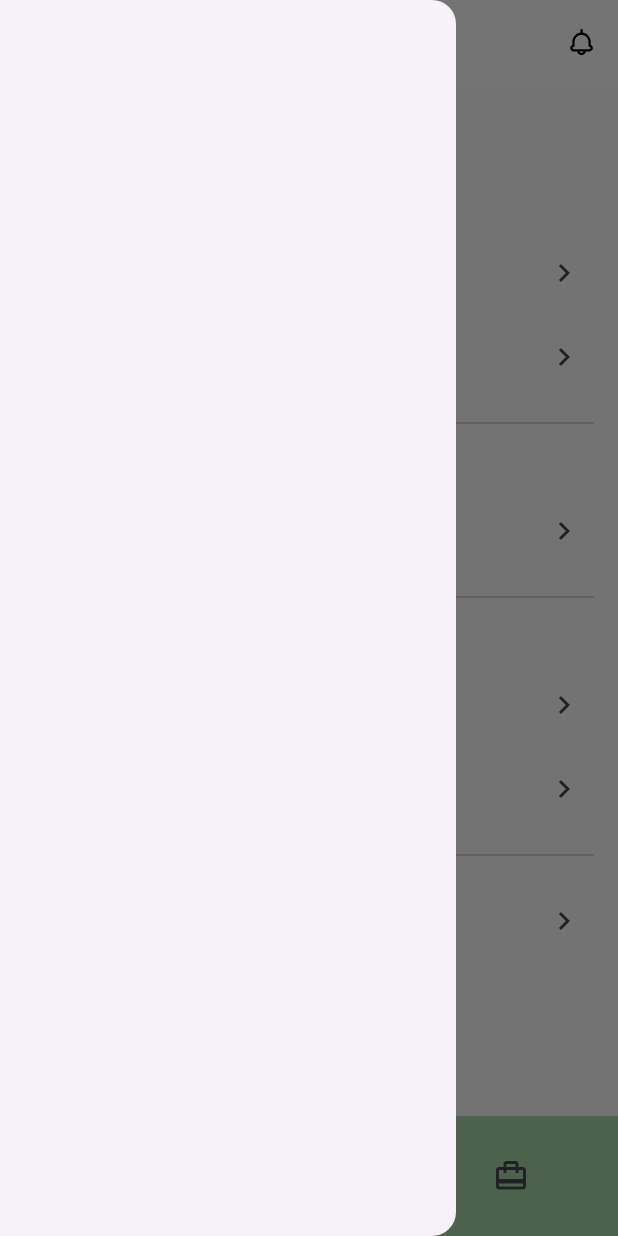
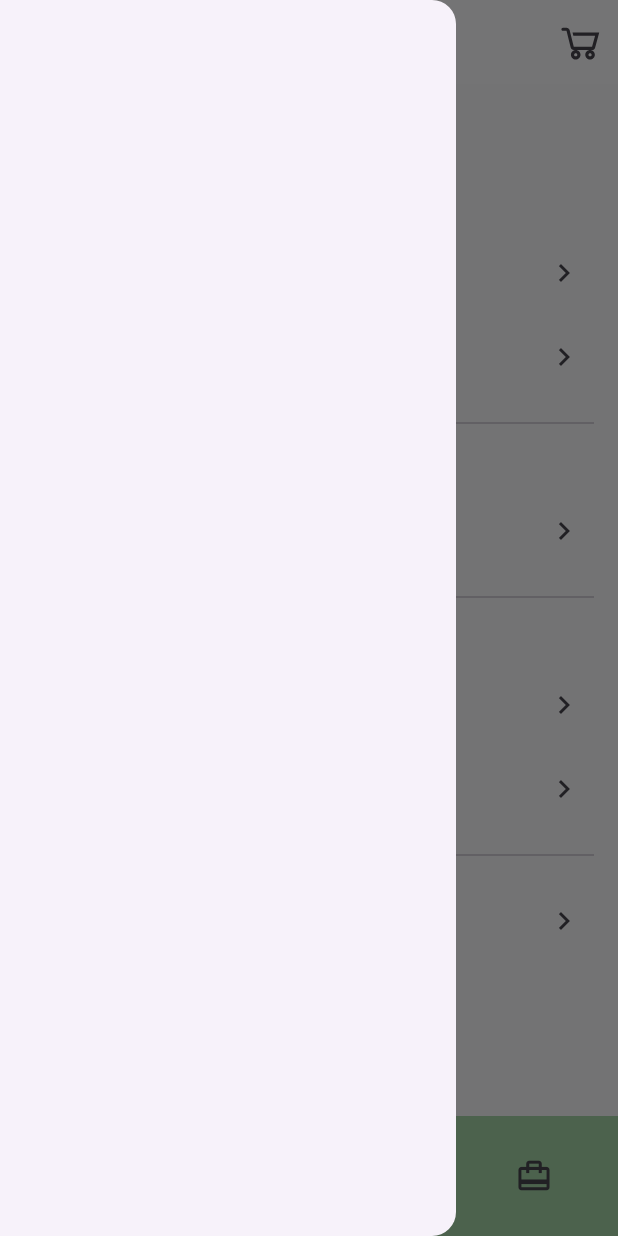
Before and after one commit to milad-ghs/my_flutter_store, a Flutter app: the screen it shows after launch, item 2 of the bottom bar chosen, in the side drawer, after a tap on the "home" icon, on a phone screen of 412 x 824 dp. Run offline on Flutter 3.47's test engine with Material 3 defaults, Android fonts, the light colour scheme and no system bars; our stand-ins replace cached_network_image, dio, flutter_svg, google_fonts, line_awesome_flutter, loading_animation_widget and 2 more; missing offline and left inert: delayed_widget; network calls fail.

Commit message:
your commit message

```diff
--- a/lib/main.dart
+++ b/lib/main.dart
@@ -6,7 +6,6 @@ import 'package:store/providers/item_count_provider.dart';
 import 'package:store/providers/product_data_provider.dart';
 import 'package:store/providers/title_provider.dart';
 import 'package:store/screens/intro/splash_screen.dart';
-import 'package:store/screens/main_wrapper.dart';
 
 void main() {
   runApp(const MyApp());
--- a/lib/providers/product_data_provider.dart
+++ b/lib/providers/product_data_provider.dart
@@ -1,11 +1,13 @@
-import 'package:flutter/cupertino.dart';
+import 'package:dio/dio.dart';
 import 'package:store/network/api_provider.dart';
 import 'package:store/network/response_model.dart';
 import '../models/product_model.dart';
+import 'package:flutter/foundation.dart';
+
 
 class ProductDataProvider extends ChangeNotifier {
   ApiProvider apiProvider = ApiProvider();
-  var response;
+  late Response response;
   late ProductsModel dataFuture;
   ResponseModel state = ResponseModel.loading('initial');
 
@@ -30,7 +32,9 @@ class ProductDataProvider extends ChangeNotifier {
       }
       notifyListeners();
     } catch (ex) {
-      print('catch error: $ex');
+      if (kDebugMode) {
+        print('catch error: $ex');
+      }
       state = ResponseModel.error('Please check your connection ');
       notifyListeners();
     }
--- a/lib/screens/bottom_nav.dart
+++ b/lib/screens/bottom_nav.dart
@@ -3,54 +3,39 @@ import 'package:flutter/material.dart';
 import '../core/constant.dart';
 
 class BottomNav extends StatelessWidget {
-  PageController controller;
-  BottomNav({super.key,required this.controller});
+  final PageController controller;
+  const BottomNav({super.key,required this.controller});
 
   @override
   Widget build(BuildContext context) {
     return  BottomAppBar(
       color: secondaryColor,
-      shape: CircularNotchedRectangle(),
-      notchMargin: 8,
+      // shape: CircularNotchedRectangle(),
+      // notchMargin: 8,
       child: SizedBox(
         height:57 ,
+        child: Padding(
+          padding: const EdgeInsets.symmetric(horizontal: defaultPadding),
           child: Row(
             mainAxisAlignment: MainAxisAlignment.spaceBetween,
-          children: [
-            SizedBox(
-              height: 50,
-              width: MediaQuery.of(context).size.width /2 - 16,
-              child: Row(
-                mainAxisAlignment: MainAxisAlignment.spaceEvenly,
             children: [
               IconButton(onPressed: (){
                   controller.animateToPage(0, duration: Duration(milliseconds: 200), curve: Curves.easeInOut);
 
-                  }, icon: Icon(Icons.home)),
+              }, icon: Icon(Icons.home,size: 25)),
               IconButton(onPressed: (){
                 controller.animateToPage(1, duration: Duration(milliseconds: 200), curve: Curves.easeInOut);
-                  }, icon: Icon(Icons.settings)),
-                ],
-              ),
-            ),
-            SizedBox(
-              height: 50,
-              width: MediaQuery.of(context).size.width /2 - 16,
-              child: Row(
-                mainAxisAlignment: MainAxisAlignment.spaceEvenly,
-                children: [
+              }, icon: Icon(Icons.settings,size: 25)),
               IconButton(onPressed: (){
                 controller.animateToPage(2, duration: Duration(milliseconds: 200), curve: Curves.easeInOut);
 
-                  }, icon: Icon(Icons.person)),
+              }, icon: Icon(Icons.person,size: 25)),
               IconButton(onPressed: (){
                 controller.animateToPage(3, duration: Duration(milliseconds: 200), curve: Curves.easeInOut);
-                    print('page 4');
-                  }, icon: Icon(Icons.card_travel)),
+              }, icon: Icon(Icons.card_travel,size: 25)),
+
             ],
           ),
-            )
-          ],
         ),
       ),
     );
--- a/lib/screens/cart_page.dart
+++ b/lib/screens/cart_page.dart
@@ -1,4 +1,5 @@
 import 'package:flutter/material.dart';
+import 'package:line_awesome_flutter/line_awesome_flutter.dart';
 import 'package:lottie/lottie.dart';
 import 'package:provider/provider.dart';
 import 'package:store/core/constant.dart';
@@ -6,7 +7,8 @@ import '../providers/cart_provider.dart';
 import 'package:cached_network_image/cached_network_image.dart';
 
 class CartPage extends StatelessWidget {
-  const CartPage({super.key});
+  final bool showAppBar;
+   const CartPage({super.key,this.showAppBar = false});
 
   @override
   Widget build(BuildContext context) {
@@ -15,6 +17,18 @@ class CartPage extends StatelessWidget {
     final cartKeys = cart.items.keys.toList();
 
     return Scaffold(
+      appBar: showAppBar ?
+          AppBar(
+            title:Text('Cart', style: TextStyle(fontWeight: FontWeight.w400)),
+            centerTitle: true,
+              leading: IconButton(
+                icon: Icon(LineAwesomeIcons.arrow_left_solid),
+                onPressed: () => Navigator.pop(context),
+                // color: Colors.black,
+              )
+
+          )
+          :null,
       body:
           cart.itemCount == 0
               ? Center(
@@ -258,10 +272,7 @@ class CartPage extends StatelessWidget {
                     ),
                   ),
 
-
-
                   /// payment
-
                   Container(
                     padding: const EdgeInsets.all(defaultPadding),
                     decoration: BoxDecoration(
@@ -318,7 +329,7 @@ class CartPage extends StatelessWidget {
                             ),
                           ),
                         ),
-                        SizedBox(height: 12),
+                        // SizedBox(height: 12),
                       ],
                     ),
                   ),
--- a/lib/screens/home_page.dart
+++ b/lib/screens/home_page.dart
@@ -189,9 +189,7 @@ class _HomePageState extends State<HomePage>
                   ],
                 ),
               );
-            default:
-              return Container();
-          }
+            }
         },
       ),
     );
--- a/lib/screens/intro/splash_screen.dart
+++ b/lib/screens/intro/splash_screen.dart
@@ -1,7 +1,6 @@
 import 'package:delayed_widget/delayed_widget.dart';
 import 'package:flutter/material.dart';
 import 'package:loading_animation_widget/loading_animation_widget.dart';
-import 'package:store/screens/home_page.dart';
 
 import '../main_wrapper.dart';
 
@@ -16,7 +15,8 @@ class _SplashScreenState extends State<SplashScreen> {
   @override
   void initState() {
     Future.delayed(Duration(seconds: 6), () {
-      return Navigator.pushReplacement(
+      if (!mounted) return;
+      Navigator.pushReplacement(
         context,
         MaterialPageRoute(builder: (context) => MainWrapper()),
       );
@@ -44,7 +44,10 @@ class _SplashScreenState extends State<SplashScreen> {
               ),
             ),
             SizedBox(height: 50),
-            LoadingAnimationWidget.threeArchedCircle(color: Colors.orangeAccent, size: 50)
+            LoadingAnimationWidget.threeArchedCircle(
+              color: Colors.orangeAccent,
+              size: 50,
+            ),
           ],
         ),
       ),
--- a/lib/screens/main_wrapper.dart
+++ b/lib/screens/main_wrapper.dart
@@ -8,6 +8,7 @@ import 'package:store/screens/profile.dart';
 import 'package:store/screens/setting.dart';
 
 import '../providers/title_provider.dart';
+import '../widgets/cart_icon.dart';
 import 'bottom_nav.dart';
 import 'home_page.dart';
 
@@ -42,18 +43,12 @@ class _MainWrapperState extends State<MainWrapper> {
 
   @override
   Widget build(BuildContext context) {
+
     return Scaffold(
       extendBodyBehindAppBar: true,
       backgroundColor: bgColor,
       drawer: Drawer(),
       key: _scaffoldKey,
-      floatingActionButton: FloatingActionButton(
-        backgroundColor: backgroundColor,
-        shape: CircleBorder(),
-        child: Icon(Icons.store, color: Colors.black54),
-        onPressed: () {},
-      ),
-      floatingActionButtonLocation: FloatingActionButtonLocation.centerDocked,
       appBar: AppBar(
         elevation: 0,
         flexibleSpace: ClipRect(
@@ -77,10 +72,9 @@ class _MainWrapperState extends State<MainWrapper> {
 
         centerTitle: true,
         actions: [
-          IconButton(
-            onPressed: () {},
-            icon: SvgPicture.asset('assets/icons/notification.svg'),
-          ),
+          CartIconWithBadge(onTap: (){
+            pageController.jumpToPage(3);
+          },)
         ],
       ),
       bottomNavigationBar: BottomNav(controller: pageController),
--- a/lib/screens/profile.dart
+++ b/lib/screens/profile.dart
@@ -1,5 +1,4 @@
 import 'package:flutter/material.dart';
-import 'package:flutter_svg/svg.dart';
 import 'package:line_awesome_flutter/line_awesome_flutter.dart';
 
 import '../core/constant.dart';
--- /dev/null
+++ b/lib/widgets/cart_icon.dart
@@ -0,0 +1,44 @@
+import 'package:flutter/material.dart';
+import 'package:provider/provider.dart';
+import 'package:store/core/constant.dart';
+import '../providers/cart_provider.dart';
+import 'package:line_awesome_flutter/line_awesome_flutter.dart';
+
+class CartIconWithBadge extends StatelessWidget {
+  final VoidCallback onTap;
+
+  const CartIconWithBadge({super.key, required this.onTap});
+
+  @override
+  Widget build(BuildContext context) {
+    final cartProvider = Provider.of<CartProvider>(context);
+    final itemCount = cartProvider.itemCount;
+
+    return Stack(
+      children: [
+        IconButton(
+          icon: Icon(LineAwesomeIcons.shopping_cart_solid, size: 34),
+          onPressed: onTap,
+        ),
+        if (itemCount > 0)
+          Positioned(
+            right: 4,
+            top: 4,
+            child: Container(
+              padding: EdgeInsets.all(defaultPadding / 4),
+              decoration: BoxDecoration(
+                color: Colors.red,
+                shape: BoxShape.circle,
+              ),
+              constraints: BoxConstraints(minWidth: 18, minHeight: 18),
+              child: Text(
+                '$itemCount',
+                style: TextStyle(color: Colors.white, fontSize: 12),
+                textAlign: TextAlign.center,
+              ),
+            ),
+          ),
+      ],
+    );
+  }
+}
```
Also changed, not shown: lib/screens/details_screen.dart (+14 -11 lines). Lines whose indentation alone changed are shown as unchanged.
